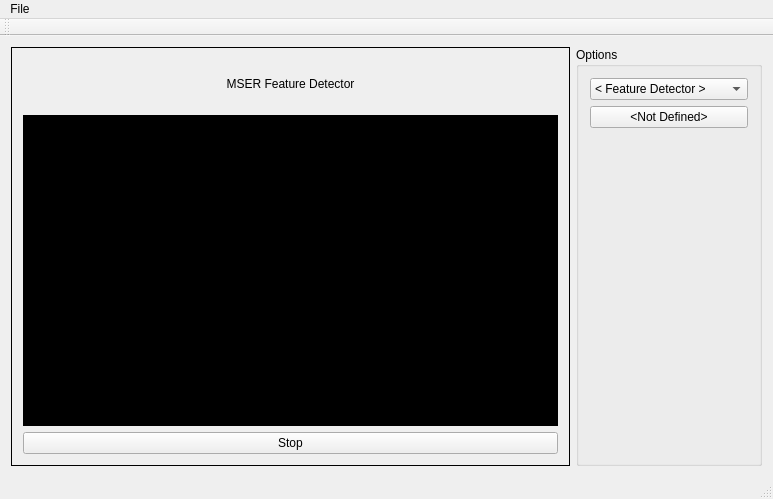
This is mainwindow.ui in Anexon/PDEC as Qt 5 draws it before an edit. The edited form follows.
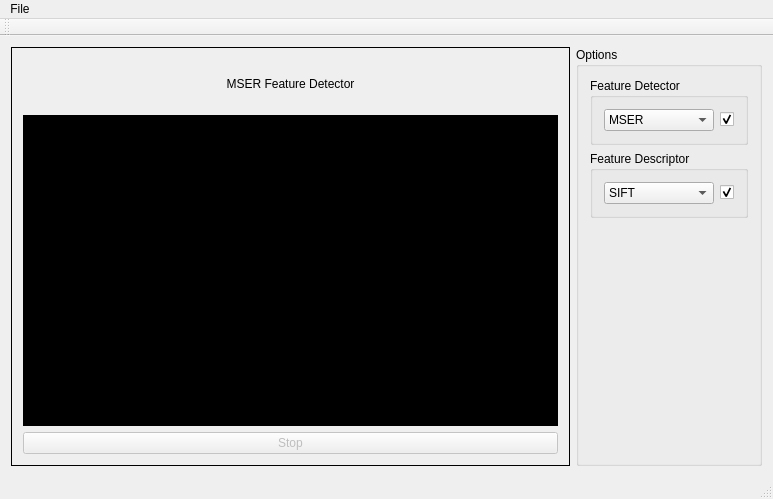
This is the edited form.

Commit message: Se ha incluido el descriptor SIFT

Patch:
```diff
--- a/mainwindow.ui
+++ b/mainwindow.ui
@@ -76,6 +76,9 @@
        </item>
        <item>
         <widget class="QPushButton" name="exitButton">
+         <property name="enabled">
+          <bool>false</bool>
+         </property>
          <property name="text">
           <string>Stop</string>
          </property>
@@ -91,12 +94,16 @@
       </property>
       <layout class="QVBoxLayout" name="verticalLayout_2">
        <item>
+        <widget class="QGroupBox" name="groupBox_2">
+         <property name="title">
+          <string>Feature Detector</string>
+         </property>
+         <layout class="QHBoxLayout" name="horizontalLayout_2" stretch="1,0">
+          <item>
         <widget class="QComboBox" name="comboBox">
-         <item>
-          <property name="text">
-           <string>&lt; Feature Detector &gt;</string>
-          </property>
-         </item>
+            <property name="currentIndex">
+             <number>0</number>
+            </property>
          <item>
           <property name="text">
            <string>MSER</string>
@@ -105,10 +112,44 @@
         </widget>
        </item>
        <item>
-        <widget class="QPushButton" name="pushButton">
+           <widget class="QCheckBox" name="checkBox">
          <property name="text">
-          <string>&lt;Not Defined&gt;</string>
-         </property>
+             <string/>
+            </property>
+            <property name="checked">
+             <bool>true</bool>
+            </property>
+           </widget>
+          </item>
+         </layout>
+        </widget>
+       </item>
+       <item>
+        <widget class="QGroupBox" name="groupBox_3">
+         <property name="title">
+          <string>Feature Descriptor</string>
+         </property>
+         <layout class="QHBoxLayout" name="horizontalLayout_3" stretch="1,0">
+          <item>
+           <widget class="QComboBox" name="descriptor_combobox">
+            <item>
+             <property name="text">
+              <string>SIFT</string>
+             </property>
+            </item>
+           </widget>
+          </item>
+          <item>
+           <widget class="QCheckBox" name="descriptor_show">
+            <property name="text">
+             <string/>
+            </property>
+            <property name="checked">
+             <bool>true</bool>
+            </property>
+           </widget>
+          </item>
+         </layout>
         </widget>
        </item>
        <item>
```
Lines whose indentation alone changed are shown as unchanged. The commit also changes 7 other files.
